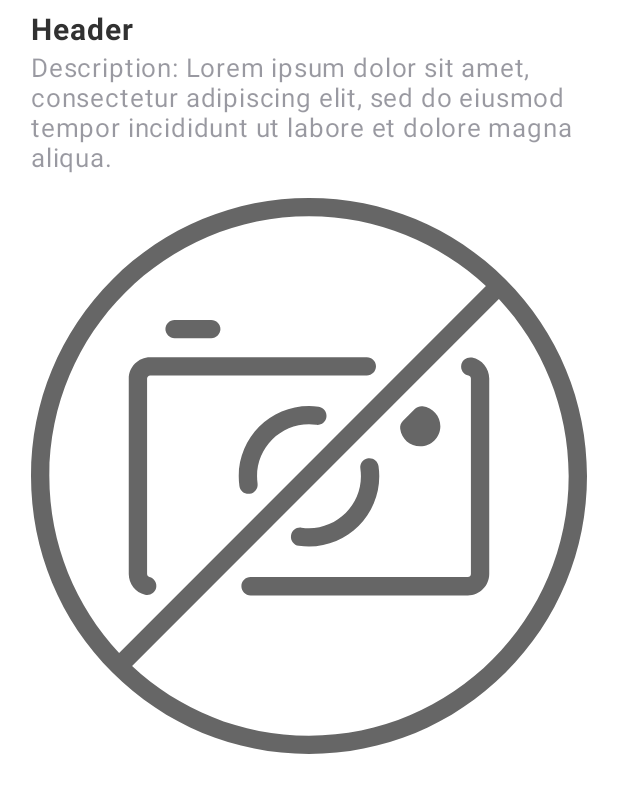
After one commit to chplalex/words, an Android app: the layout fragment_description.xml on its own in the app's theme, with its tools: preview values and no code run, on a phone screen of 412 x 824 dp. The commit adds this screen. Shown: the top 793 px of the screen. Run offline under Robolectric (Android 15) with nearby library versions, the phone set to English and light mode, and no system bars.

Commit message:
Lesson04 is in the progress

```diff
--- a/app/src/main/java/com/chplalex/words/ui/fragment/alert/AlertDialogFragment.kt
+++ b/app/src/main/java/com/chplalex/words/ui/fragment/alert/AlertDialogFragment.kt
@@ -17,6 +17,7 @@ class AlertDialogFragment : AppCompatDialogFragment() {
 
     companion object {
 
+        const val ALERT_DIALOG_FRAGMENT_TAG = "0c38bcdc-587f-41a6-8ea2-15def4929ffc"
         private const val TITLE_EXTRA = "89cbce59-e28f-418f-b470-ff67125c2e2f"
         private const val MESSAGE_EXTRA = "0dd00b66-91c2-447d-b627-530065040905"
 
--- a/app/src/main/java/com/chplalex/words/ui/fragment/main/MainAdapter.kt
+++ b/app/src/main/java/com/chplalex/words/ui/fragment/main/MainAdapter.kt
@@ -7,6 +7,7 @@ import android.widget.TextView
 import androidx.recyclerview.widget.RecyclerView
 import com.chplalex.words.R
 import com.chplalex.words.model.data.DataModel
+import com.chplalex.words.utils.convertMeaningsToString
 
 class MainAdapter(
     private val onListItemClickListener: OnListItemClickListener,
@@ -40,10 +41,10 @@ class MainAdapter(
         fun bind(data: DataModel) {
             if (layoutPosition != RecyclerView.NO_POSITION) {
                 header.text = data.word
-                description.text = data.meanings?.get(0)?.translation?.text
-
+                description.text = convertMeaningsToString(data.meanings!!)
                 itemView.setOnClickListener { onListItemClickListener.onItemClick(data) }
             }
+
         }
     }
 
--- /dev/null
+++ b/app/src/main/java/com/chplalex/words/utils/SquareImageView.kt
@@ -0,0 +1,18 @@
+package com.chplalex.words.utils
+
+import android.content.Context
+import android.util.AttributeSet
+import androidx.appcompat.widget.AppCompatImageView
+
+class SquareImageView : AppCompatImageView {
+
+    constructor(context: Context) : super(context)
+
+    constructor(context: Context, attrs: AttributeSet) : super(context, attrs)
+
+    constructor(context: Context, attrs: AttributeSet, defStyleAttr: Int) : super(context, attrs, defStyleAttr)
+
+    override fun onMeasure(widthMeasureSpec: Int, heightMeasureSpec: Int) {
+        super.onMeasure(widthMeasureSpec, widthMeasureSpec)
+    }
+}
--- /dev/null
+++ b/app/src/main/res/drawable/ic_no_photo.xml
@@ -0,0 +1,28 @@
+<vector xmlns:android="http://schemas.android.com/apk/res/android"
+    android:width="455dp"
+    android:height="455dp"
+    android:viewportWidth="455"
+    android:viewportHeight="455"
+    android:tint="?attr/colorControlNormal">
+  <path
+      android:fillColor="@android:color/white"
+      android:pathData="M360.967,130.599c-4.06,-0.818 -8.018,1.8 -8.841,5.86c-0.823,4.06 1.801,8.018 5.86,8.841c1.147,0.232 2.013,1.286 2.013,2.45v160c0,1.355 -1.145,2.5 -2.5,2.5H179.676c-4.142,0 -7.5,3.357 -7.5,7.5s3.358,7.5 7.5,7.5H357.5c9.649,0 17.5,-7.851 17.5,-17.5v-160C375,139.46 369.099,132.247 360.967,130.599z"/>
+  <path
+      android:fillColor="@android:color/white"
+      android:pathData="M274.824,130.25H97.5c-9.649,0 -17.5,7.851 -17.5,17.5v160c0,8.063 5.48,15.046 13.326,16.982c0.604,0.149 1.208,0.221 1.803,0.221c3.369,0 6.432,-2.287 7.276,-5.705c0.992,-4.021 -1.463,-8.086 -5.484,-9.078c-0.955,-0.235 -1.92,-1.143 -1.92,-2.42v-160c0,-1.355 1.145,-2.5 2.5,-2.5h177.324c4.142,0 7.5,-3.357 7.5,-7.5S278.966,130.25 274.824,130.25z"/>
+  <path
+      android:fillColor="@android:color/white"
+      android:pathData="M235.363,170.798c-2.655,-0.363 -5.3,-0.548 -7.863,-0.548c-31.706,0 -57.5,25.794 -57.5,57.5c0,2.563 0.185,5.209 0.548,7.863c0.515,3.759 3.731,6.483 7.421,6.483c0.339,0 0.682,-0.023 1.027,-0.07c4.104,-0.562 6.975,-4.345 6.413,-8.448c-0.271,-1.982 -0.409,-3.943 -0.409,-5.828c0,-23.435 19.065,-42.5 42.5,-42.5c1.884,0 3.845,0.138 5.828,0.409c4.108,0.564 7.886,-2.309 8.448,-6.413C242.338,175.143 239.467,171.359 235.363,170.798z"/>
+  <path
+      android:fillColor="@android:color/white"
+      android:pathData="M219.127,284.636c2.789,0.407 5.605,0.614 8.373,0.614c31.706,0 57.5,-25.794 57.5,-57.5c0,-2.77 -0.207,-5.587 -0.613,-8.373c-0.599,-4.099 -4.408,-6.934 -8.505,-6.337c-4.099,0.599 -6.936,4.406 -6.337,8.505c0.303,2.071 0.456,4.158 0.456,6.205c0,23.435 -19.065,42.5 -42.5,42.5c-2.044,0 -4.132,-0.153 -6.205,-0.456c-4.099,-0.6 -7.907,2.238 -8.505,6.337S215.028,284.037 219.127,284.636z"/>
+  <path
+      android:fillColor="@android:color/white"
+      android:pathData="M318.5,203.25c9.098,0 16.5,-7.402 16.5,-16.5c0,-8.318 -6.227,-15.355 -14.484,-16.37c-2.293,-0.277 -4.585,0.509 -6.218,2.142l-10.027,10.027c-1.633,1.632 -2.422,3.926 -2.141,6.217C303.145,197.023 310.183,203.25 318.5,203.25z"/>
+  <path
+      android:fillColor="@android:color/white"
+      android:pathData="M117.5,114.75h30c4.142,0 7.5,-3.357 7.5,-7.5s-3.358,-7.5 -7.5,-7.5h-30c-4.142,0 -7.5,3.357 -7.5,7.5S113.358,114.75 117.5,114.75z"/>
+  <path
+      android:fillColor="@android:color/white"
+      android:pathData="M388.367,66.633C345.397,23.664 288.268,0 227.5,0S109.603,23.664 66.633,66.633C23.664,109.603 0,166.732 0,227.5s23.664,117.897 66.633,160.867C109.603,431.336 166.732,455 227.5,455s117.897,-23.664 160.867,-66.633C431.336,345.397 455,288.268 455,227.5S431.336,109.603 388.367,66.633zM15,227.5C15,110.327 110.327,15 227.5,15c55.894,0 106.807,21.703 144.783,57.11L72.11,372.283C36.703,334.307 15,283.395 15,227.5zM227.5,440c-55.894,0 -106.807,-21.703 -144.783,-57.11L382.89,82.717C418.297,120.693 440,171.606 440,227.5C440,344.673 344.673,440 227.5,440z"/>
+</vector>
--- /dev/null
+++ b/app/src/main/res/layout/fragment_description.xml
@@ -0,0 +1,48 @@
+<?xml version="1.0" encoding="utf-8"?>
+<androidx.swiperefreshlayout.widget.SwipeRefreshLayout
+    xmlns:android="http://schemas.android.com/apk/res/android"
+    xmlns:tools="http://schemas.android.com/tools"
+    xmlns:app="http://schemas.android.com/apk/res-auto"
+    android:id="@+id/layout_fragment_description"
+    android:layout_width="match_parent"
+    android:layout_height="match_parent"
+    android:padding="@dimen/margine_xx_small">
+
+    <LinearLayout
+        android:layout_width="match_parent"
+        android:layout_height="wrap_content"
+        android:orientation="vertical"
+        android:layout_marginTop="@dimen/margin_medium"
+        android:fitsSystemWindows="true">
+
+        <TextView
+            android:id="@+id/description_header"
+            android:layout_width="wrap_content"
+            android:layout_marginStart="15dp"
+            android:layout_height="wrap_content"
+            style="@style/HeaderTextStyle"
+            tools:text="Header"/>
+
+        <TextView
+            android:id="@+id/description_body"
+            android:layout_width="wrap_content"
+            style="@style/BaseTextStyle"
+            android:layout_marginStart="@dimen/margin_medium"
+            android:layout_height="wrap_content"
+            tools:text="Description: Lorem ipsum dolor sit amet, consectetur adipiscing elit, sed do eiusmod tempor incididunt ut labore et dolore magna aliqua."/>
+
+        <com.chplalex.words.utils.SquareImageView
+            android:id="@+id/description_image"
+            android:layout_width="match_parent"
+            android:layout_marginStart="@dimen/margin_medium"
+            android:layout_marginEnd="@dimen/margin_medium"
+            android:layout_marginTop="@dimen/margin_medium"
+            android:layout_height="wrap_content"
+            android:layout_gravity="center_horizontal"
+            app:srcCompat="@drawable/ic_no_photo"
+            android:visibility="visible"
+            tools:visibility="visible"
+            android:contentDescription="@string/content_description_description_image"/>
+    </LinearLayout>
+
+</androidx.swiperefreshlayout.widget.SwipeRefreshLayout>
--- a/app/src/main/res/values/colors.xml
+++ b/app/src/main/res/values/colors.xml
@@ -1,5 +1,8 @@
 <?xml version="1.0" encoding="utf-8"?>
 <resources>
+    <color name="color_text_main">#66000014</color>
+    <color name="color_text_header">#313131</color>
+
     <color name="purple_200">#FFBB86FC</color>
     <color name="purple_500">#FF6200EE</color>
     <color name="purple_700">#FF3700B3</color>
--- a/app/src/main/res/values/dimens.xml
+++ b/app/src/main/res/values/dimens.xml
@@ -2,4 +2,9 @@
 <resources>
     <dimen name="fab_size">50dp</dimen>
     <dimen name="fab_margin">20dp</dimen>
+
+    <dimen name="text_size_standard">17sp</dimen>
+    <dimen name="text_size_standard_header">20sp</dimen>
+    <dimen name="margin_medium">15dp</dimen>
+    <dimen name="margine_xx_small">5dp</dimen>
 </resources>
--- a/app/src/main/res/values/strings.xml
+++ b/app/src/main/res/values/strings.xml
@@ -4,6 +4,7 @@
     <string name="button_search">Search</string>
     <string name="search_hint">type word for search</string>
     <string name="content_description_clear">Clear input string</string>
+    <string name="content_description_description_image">Word description image</string>
     <string name="textview_error">Error</string>
     <string name="button_reload">Reload</string>
     <string name="undefined_error">Underfined error</string>
--- /dev/null
+++ b/app/src/main/res/values/styles.xml
@@ -0,0 +1,14 @@
+<?xml version="1.0" encoding="utf-8"?>
+<resources>
+    <style name="BaseTextStyle" parent="TextAppearance.MaterialComponents.Body1">
+        <item name="android:textColor">@color/color_text_main</item>
+        <item name="android:textSize">@dimen/text_size_standard</item>
+        <item name="android:textStyle">normal</item>
+    </style>
+
+    <style name="HeaderTextStyle" parent="BaseTextStyle">
+        <item name="android:textColor">@color/color_text_header</item>
+        <item name="android:textSize">@dimen/text_size_standard_header</item>
+        <item name="android:textStyle">bold</item>
+    </style>
+</resources>
```
Also changed, not shown: app/build.gradle (+14 -0 lines), app/src/main/java/com/chplalex/words/ui/fragment/base/BaseFragment.kt (+4 -6 lines), app/src/main/java/com/chplalex/words/ui/fragment/description/DescriptionFragment.kt (added, +176 -0 lines), app/src/main/java/com/chplalex/words/ui/fragment/main/MainFragment.kt (+6 -1 lines), app/src/main/res/drawable-v24/ic_load_error.xml (added, +13 -0 lines).
